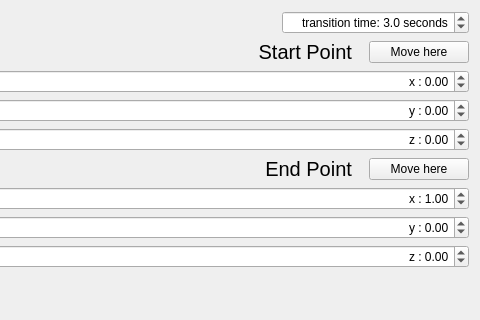
Above: rqt_pose_interpolator/src/pose_interpolator.ui from AIS-Bonn/rviz_cinematographer before the change; both pictures show x 130 to 610 and y 0 to 320 of the 610 by 663 pixel window. Below: the same form after it.
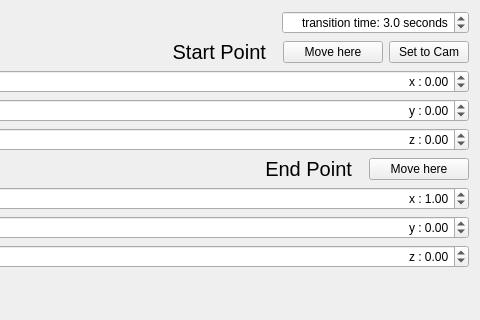
That is the form after the change.

Commit message: rqt_pose_interpolator: added button to set the start point to the current camera pose

```diff
--- a/rqt_pose_interpolator/src/pose_interpolator.ui
+++ b/rqt_pose_interpolator/src/pose_interpolator.ui
@@ -117,6 +117,13 @@
              </property>
             </widget>
            </item>
+           <item>
+            <widget class="QPushButton" name="set_to_cam_button">
+             <property name="text">
+              <string>Set to Cam</string>
+             </property>
+            </widget>
+           </item>
           </layout>
          </item>
          <item>
```
Left out of the diff: 29 changed lines with no effect on the pictures. The commit also changes 2 other files.
